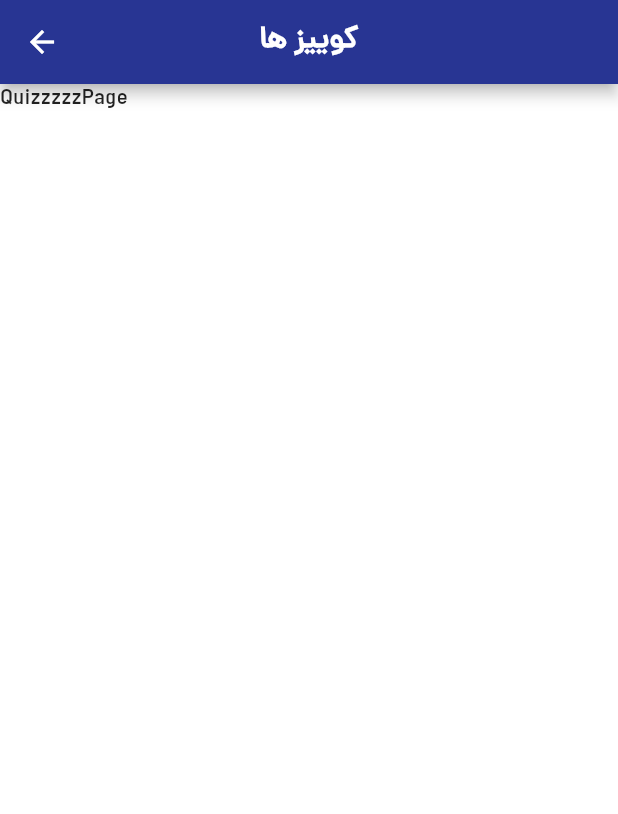
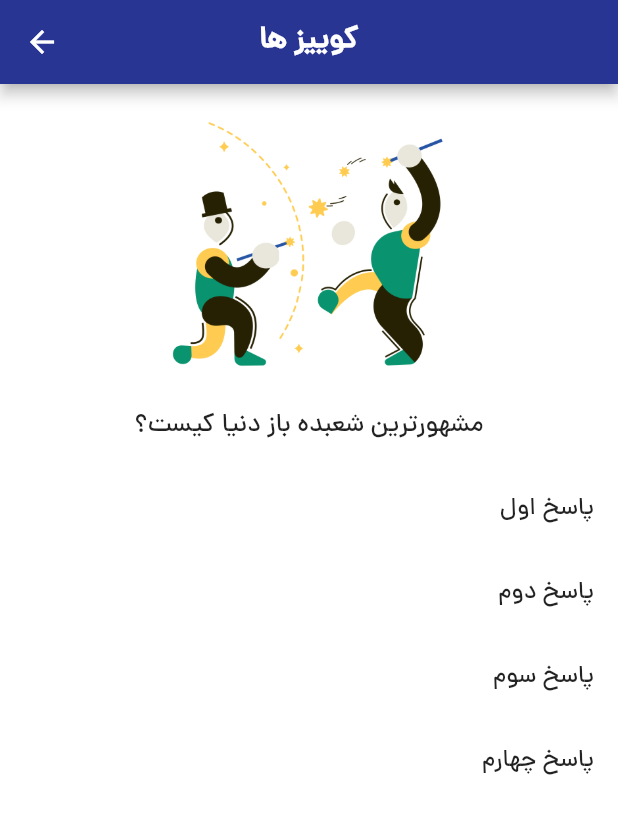
Before and after one commit to JeffiProgrammer/quize_application_flutter, a Flutter app: the QuizePage screen opened directly, on a phone screen of 412 x 824 dp. Shown: the top 814 px of the screen. Run offline on Flutter 3.47's test engine with Material 2 defaults, Android fonts, the phone set to English and light mode, and no system bars.

Commit message:
Update quiz page

```diff
--- a/lib/quize_page.dart
+++ b/lib/quize_page.dart
@@ -16,7 +16,53 @@ class QuizePage extends StatelessWidget {
         centerTitle: true,
       ),
       body: SafeArea(
-        child: Text('QuizzzzzPage'),
+        child: Column(
+          crossAxisAlignment: CrossAxisAlignment.center,
+          children: [
+            Container(
+              width: double.infinity,
+            ),
+            Image(
+              image: AssetImage('images/1.png'),
+              height: 200.0,
+            ),
+            SizedBox(
+              height: 15.0,
+            ),
+            Text(
+              'مشهورترین شعبده باز دنیا کیست؟',
+              textAlign: TextAlign.center,
+              style: TextStyle(fontSize: 17.0),
+            ),
+            SizedBox(
+              height: 15.0,
+            ),
+            ListTile(
+              title: Text(
+                'پاسخ اول',
+                textAlign: TextAlign.end,
+              ),
+            ),
+            ListTile(
+              title: Text(
+                'پاسخ دوم',
+                textAlign: TextAlign.end,
+              ),
+            ),
+            ListTile(
+              title: Text(
+                'پاسخ سوم',
+                textAlign: TextAlign.end,
+              ),
+            ),
+            ListTile(
+              title: Text(
+                'پاسخ چهارم',
+                textAlign: TextAlign.end,
+              ),
+            ),
+          ],
+        ),
       ),
     );
   }
```
Also changed, not shown: images/1.png (added), images/2.png (added), images/3.png (added), images/4.png (added), images/5.png (added), images/6.png (added), images/7.png (added), images/8.png (added), images/9.png (added), images/cup.png (added).
